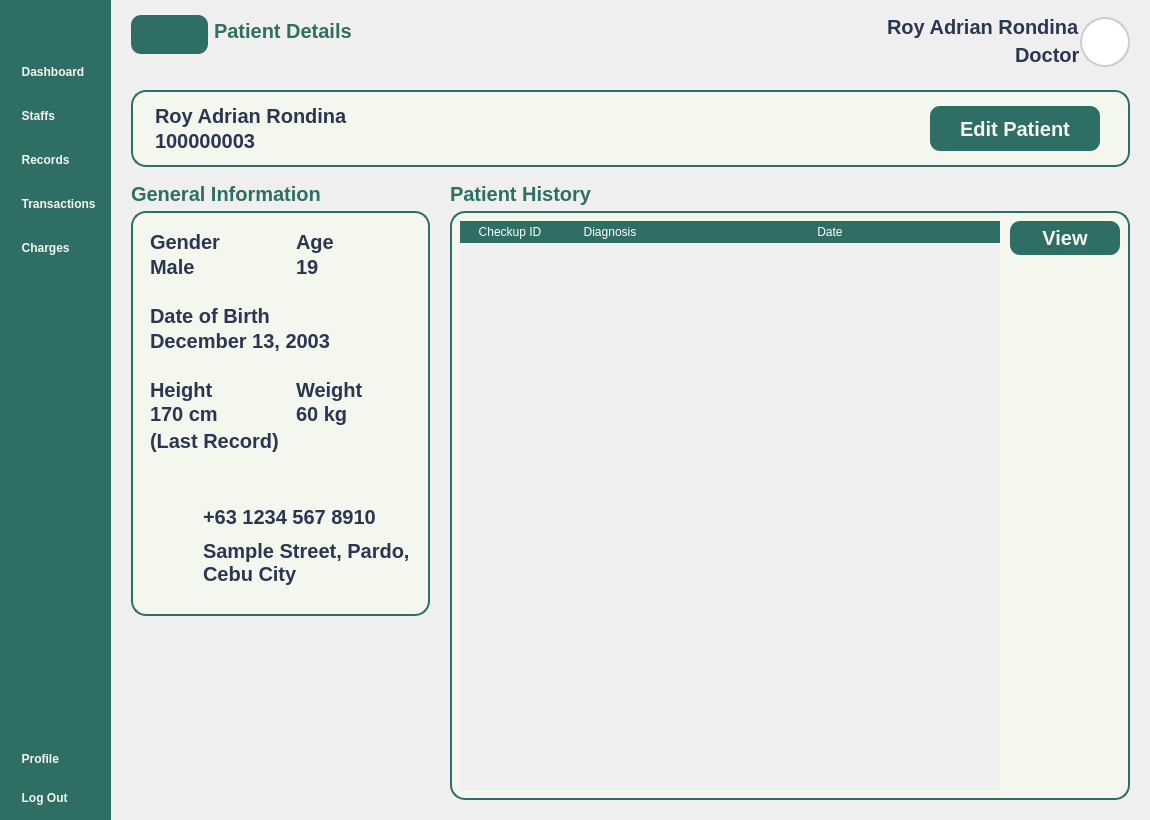
Before: the Qt Designer form Views/Doctor_PatientDetailsView.ui in VinsmokeSanji69/COVACHA_CLINIC_SYSTEM, drawn with Qt 5.
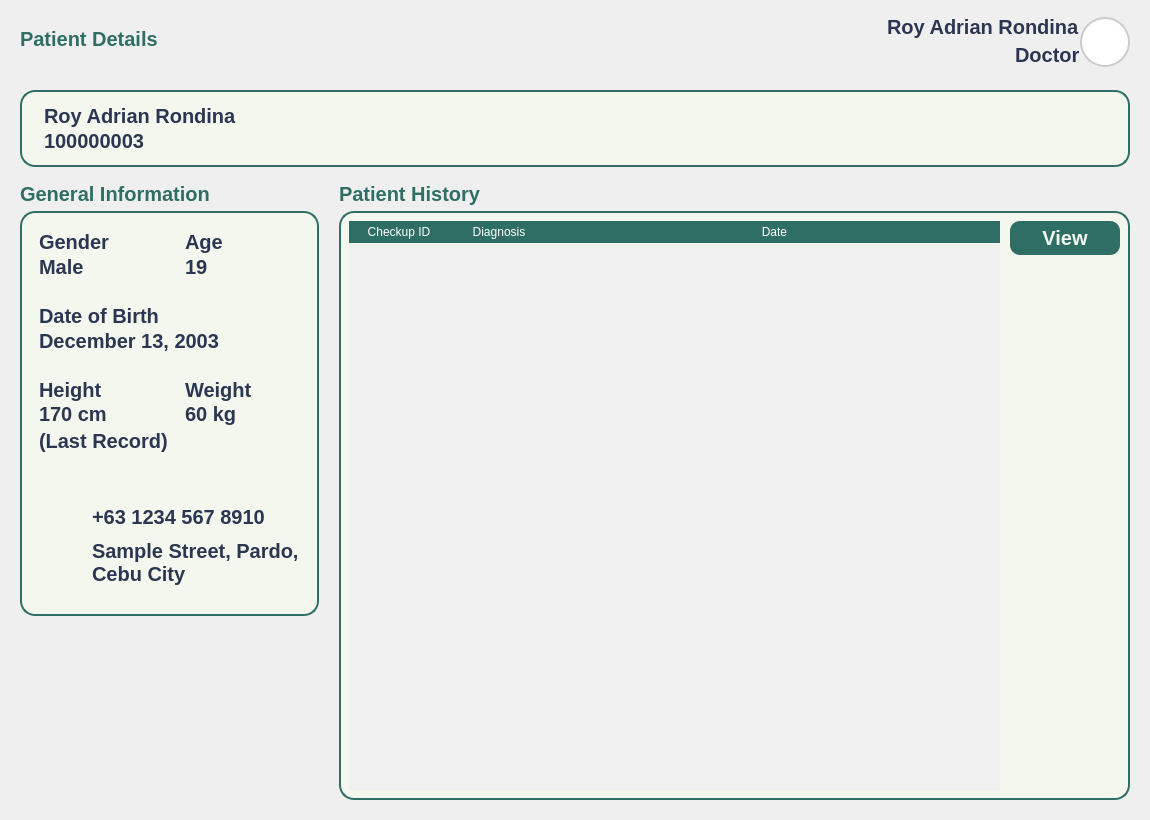
After: the same form once the commit is applied. Icons and pictures are not drawn.

What changed in the file:
```diff
--- a/Views/Doctor_PatientDetailsView.ui
+++ b/Views/Doctor_PatientDetailsView.ui
@@ -81,286 +81,6 @@
     <property name="bottomMargin">
      <number>0</number>
     </property>
-    <item>
-     <widget class="QWidget" name="NavBar" native="true">
-      <property name="enabled">
-       <bool>true</bool>
-      </property>
-      <property name="sizePolicy">
-       <sizepolicy hsizetype="Fixed" vsizetype="Expanding">
-        <horstretch>0</horstretch>
-        <verstretch>0</verstretch>
-       </sizepolicy>
-      </property>
-      <property name="minimumSize">
-       <size>
-        <width>0</width>
-        <height>0</height>
-       </size>
-      </property>
-      <property name="maximumSize">
-       <size>
-        <width>16777215</width>
-        <height>16777215</height>
-       </size>
-      </property>
-      <property name="autoFillBackground">
-       <bool>false</bool>
-      </property>
-      <property name="styleSheet">
-       <string notr="true"/>
-      </property>
-      <layout class="QVBoxLayout" name="verticalLayout">
-       <property name="leftMargin">
-        <number>10</number>
-       </property>
-       <property name="topMargin">
-        <number>10</number>
-       </property>
-       <property name="rightMargin">
-        <number>10</number>
-       </property>
-       <property name="bottomMargin">
-        <number>10</number>
-       </property>
-       <item>
-        <widget class="QPushButton" name="NavBarButton">
-         <property name="toolTip">
-          <string>View Main Dashboard</string>
-         </property>
-         <property name="styleSheet">
-          <string notr="true">QPushButton {
-	padding: 10px 8px;
-}</string>
-         </property>
-         <property name="text">
-          <string/>
-         </property>
-         <property name="icon">
-          <iconset>
-           <normaloff>:/lucide/icons/align-justify.svg</normaloff>:/lucide/icons/align-justify.svg</iconset>
-         </property>
-         <property name="iconSize">
-          <size>
-           <width>35</width>
-           <height>35</height>
-          </size>
-         </property>
-        </widget>
-       </item>
-       <item>
-        <spacer name="verticalSpacer_2">
-         <property name="orientation">
-          <enum>Qt::Vertical</enum>
-         </property>
-         <property name="sizeType">
-          <enum>QSizePolicy::Preferred</enum>
-         </property>
-         <property name="sizeHint" stdset="0">
-          <size>
-           <width>10</width>
-           <height>10</height>
-          </size>
-         </property>
-        </spacer>
-       </item>
-       <item>
-        <layout class="QVBoxLayout" name="MainButtons">
-         <property name="spacing">
-          <number>20</number>
-         </property>
-         <property name="sizeConstraint">
-          <enum>QLayout::SetNoConstraint</enum>
-         </property>
-         <item>
-          <widget class="QPushButton" name="DashboardButton">
-           <property name="toolTip">
-            <string>View Main Dashboard</string>
-           </property>
-           <property name="styleSheet">
-            <string notr="true"/>
-           </property>
-           <property name="text">
-            <string>  Dashboard</string>
-           </property>
-           <property name="icon">
-            <iconset>
-             <normaloff>:/lucide/icons/layout-dashboard.svg</normaloff>:/lucide/icons/layout-dashboard.svg</iconset>
-           </property>
-           <property name="iconSize">
-            <size>
-             <width>40</width>
-             <height>40</height>
-            </size>
-           </property>
-          </widget>
-         </item>
-         <item>
-          <widget class="QPushButton" name="StaffsButton">
-           <property name="toolTip">
-            <string>View Staff Record</string>
-           </property>
-           <property name="styleSheet">
-            <string notr="true"/>
-           </property>
-           <property name="text">
-            <string>  Staffs</string>
-           </property>
-           <property name="icon">
-            <iconset>
-             <normaloff>:/lucide/icons/user-round-pen.svg</normaloff>:/lucide/icons/user-round-pen.svg</iconset>
-           </property>
-           <property name="iconSize">
-            <size>
-             <width>40</width>
-             <height>40</height>
-            </size>
-           </property>
-          </widget>
-         </item>
-         <item>
-          <widget class="QPushButton" name="PatientsButton">
-           <property name="toolTip">
-            <string>View Patient Record</string>
-           </property>
-           <property name="styleSheet">
-            <string notr="true">QPushButton{
-	font: 900 20pt &quot;Satoshi Black&quot;;	
-}
-</string>
-           </property>
-           <property name="text">
-            <string>  Records</string>
-           </property>
-           <property name="icon">
-            <iconset>
-             <normaloff>:/lucide/icons/file-text.svg</normaloff>:/lucide/icons/file-text.svg</iconset>
-           </property>
-           <property name="iconSize">
-            <size>
-             <width>40</width>
-             <height>40</height>
-            </size>
-           </property>
-          </widget>
-         </item>
-         <item>
-          <widget class="QPushButton" name="TransactionsButton">
-           <property name="toolTip">
-            <string>View Transactions </string>
-           </property>
-           <property name="styleSheet">
-            <string notr="true"/>
-           </property>
-           <property name="text">
-            <string>  Transactions</string>
-           </property>
-           <property name="icon">
-            <iconset>
-             <normaloff>:/lucide/icons/tickets.svg</normaloff>:/lucide/icons/tickets.svg</iconset>
-           </property>
-           <property name="iconSize">
-            <size>
-             <width>40</width>
-             <height>40</height>
-            </size>
-           </property>
-          </widget>
-         </item>
-         <item>
-          <widget class="QPushButton" name="ChargesButton">
-           <property name="toolTip">
-            <string>View Reports and Overviews</string>
-           </property>
-           <property name="styleSheet">
-            <string notr="true"/>
-           </property>
-           <property name="text">
-            <string>  Charges</string>
-           </property>
-           <property name="icon">
-            <iconset>
-             <normaloff>:/lucide/icons/hand-coins.svg</normaloff>:/lucide/icons/hand-coins.svg</iconset>
-           </property>
-           <property name="iconSize">
-            <size>
-             <width>40</width>
-             <height>40</height>
-            </size>
-           </property>
-          </widget>
-         </item>
-        </layout>
-       </item>
-       <item>
-        <spacer name="verticalSpacer">
-         <property name="orientation">
-          <enum>Qt::Vertical</enum>
-         </property>
-         <property name="sizeHint" stdset="0">
-          <size>
-           <width>20</width>
-           <height>40</height>
-          </size>
-         </property>
-        </spacer>
-       </item>
-       <item>
-        <layout class="QVBoxLayout" name="SettingButtons">
-         <property name="spacing">
-          <number>15</number>
-         </property>
-         <item>
-          <widget class="QPushButton" name="ProfileButton">
-           <property name="toolTip">
-            <string>View Profile Settings</string>
-           </property>
-           <property name="styleSheet">
-            <string notr="true"/>
-           </property>
-           <property name="text">
-            <string>  Profile</string>
-           </property>
-           <property name="icon">
-            <iconset>
-             <normaloff>:/lucide/icons/user-round-cog.svg</normaloff>:/lucide/icons/user-round-cog.svg</iconset>
-           </property>
-           <property name="iconSize">
-            <size>
-             <width>40</width>
-             <height>40</height>
-            </size>
-           </property>
-          </widget>
-         </item>
-         <item alignment="Qt::AlignVCenter">
-          <widget class="QPushButton" name="LogOutButton">
-           <property name="toolTip">
-            <string>Log Out from your Account</string>
-           </property>
-           <property name="styleSheet">
-            <string notr="true"/>
-           </property>
-           <property name="text">
-            <string>  Log Out</string>
-           </property>
-           <property name="icon">
-            <iconset>
-             <normaloff>:/lucide/icons/log-out.svg</normaloff>:/lucide/icons/log-out.svg</iconset>
-           </property>
-           <property name="iconSize">
-            <size>
-             <width>40</width>
-             <height>40</height>
-            </size>
-           </property>
-          </widget>
-         </item>
-        </layout>
-       </item>
-      </layout>
-     </widget>
-    </item>
     <item>
      <widget class="QFrame" name="MainBodyContainer">
       <property name="enabled">
@@ -466,7 +186,7 @@
           <property name="bottomMargin">
            <number>0</number>
           </property>
-          <item alignment="Qt::AlignTop">
+          <item>
            <widget class="QWidget" name="BackButtonCon" native="true">
             <property name="styleSheet">
              <string notr="true">#Title{
@@ -481,7 +201,7 @@
 }
 </string>
             </property>
-            <layout class="QHBoxLayout" name="horizontalLayout" stretch="0,0">
+            <layout class="QHBoxLayout" name="horizontalLayout" stretch="0">
              <property name="spacing">
               <number>6</number>
              </property>
@@ -497,36 +217,7 @@
              <property name="bottomMargin">
               <number>0</number>
              </property>
-             <item alignment="Qt::AlignLeft">
-              <widget class="QPushButton" name="BackButton">
-               <property name="styleSheet">
-                <string notr="true">QPushButton {
-	font: 900 10pt &quot;Satoshi Black&quot;;
-	background-color: #2E6E65;
- 	border-radius: 10px;
-	font-weight: bold;	
-	font-size: 25px;
-	color: #F4F7ED;
-	text-align: left;
-	padding: 5px 5px;
-}</string>
-               </property>
-               <property name="text">
-                <string/>
-               </property>
-               <property name="icon">
-                <iconset>
-                 <normaloff>:/lucide/icons/arrow-left.svg</normaloff>:/lucide/icons/arrow-left.svg</iconset>
-               </property>
-               <property name="iconSize">
-                <size>
-                 <width>40</width>
-                 <height>40</height>
-                </size>
-               </property>
-              </widget>
-             </item>
-             <item alignment="Qt::AlignVCenter">
+             <item>
               <widget class="QWidget" name="widget" native="true">
                <property name="sizePolicy">
                 <sizepolicy hsizetype="Expanding" vsizetype="Fixed">
@@ -556,7 +247,7 @@
                 <property name="bottomMargin">
                  <number>0</number>
                 </property>
-                <item alignment="Qt::AlignTop">
+                <item>
                  <widget class="QLabel" name="Title">
                   <property name="enabled">
                    <bool>true</bool>
@@ -576,7 +267,7 @@
                   <property name="maximumSize">
                    <size>
                     <width>16777215</width>
-                    <height>30</height>
+                    <height>16777215</height>
                    </size>
                   </property>
                   <property name="text">
@@ -826,52 +517,6 @@
                    <property name="rightMargin">
                     <number>15</number>
                    </property>
-                   <item>
-                    <widget class="QPushButton" name="EditPatientButton">
-                     <property name="sizePolicy">
-                      <sizepolicy hsizetype="Expanding" vsizetype="Preferred">
-                       <horstretch>0</horstretch>
-                       <verstretch>0</verstretch>
-                      </sizepolicy>
-                     </property>
-                     <property name="minimumSize">
-                      <size>
-                       <width>0</width>
-                       <height>45</height>
-                      </size>
-                     </property>
-                     <property name="maximumSize">
-                      <size>
-                       <width>250</width>
-                       <height>45</height>
-                      </size>
-                     </property>
-                     <property name="styleSheet">
-                      <string notr="true">QPushButton {
-	font: 900 10pt &quot;Satoshi Black&quot;;
-	background-color:  #2E6E65;
-	border-radius: 10px;
-	font-weight: bold;	
-	font-size: 20px;
-	color: #F4F7ED;
-	padding: 5px 30px;
-}</string>
-                     </property>
-                     <property name="text">
-                      <string>Edit Patient</string>
-                     </property>
-                     <property name="icon">
-                      <iconset>
-                       <normaloff>:/lucide/icons/square-pen.svg</normaloff>:/lucide/icons/square-pen.svg</iconset>
-                     </property>
-                     <property name="iconSize">
-                      <size>
-                       <width>30</width>
-                       <height>30</height>
-                      </size>
-                     </property>
-                    </widget>
-                   </item>
                   </layout>
                  </widget>
                 </item>
@@ -1456,7 +1101,7 @@
                           <rect>
                            <x>0</x>
                            <y>0</y>
-                           <width>396</width>
+                           <width>617</width>
                            <height>559</height>
                           </rect>
                          </property>
```
Left out of the diff: 2 changed lines with no effect on the pictures.
